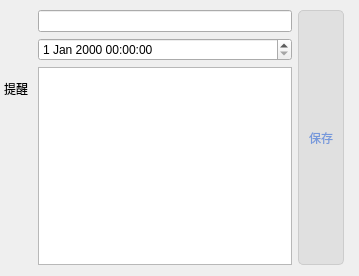
Above: filetag/ui/DTag.ui from 3548848289/SmartDesk before the change. Below: the same form after it.
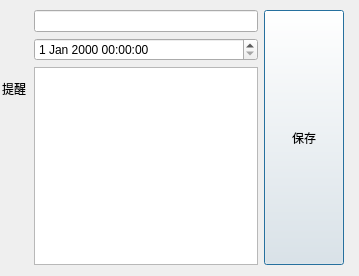
That is the form after the change. Icons and pictures are not drawn.

Diff of the .ui file:
```diff
--- a/filetag/ui/DTag.ui
+++ b/filetag/ui/DTag.ui
@@ -92,13 +92,16 @@
        </sizepolicy>
       </property>
       <property name="styleSheet">
-       <string notr="true">QPushButton {
-    color: #7598db;  /* Darker blue for text color */
-    background-color: #e0e0e0;  /* Background color as gray (optional) */
-    border: 1px solid #ccc;  /* Border color as light gray (optional) */
-    border-radius: 5px;  /* Rounded corners (optional) */
-    padding: 5px 10px;  /* Padding (optional) */
+       <string notr="true"> /*
+
+QPushButton {
+    color: #7598db;  
+    background-color: #e0e0e0;  
+    border: 1px solid #ccc; 
+    border-radius: 5px;
+    padding: 5px 10px;
 }
+*/
 </string>
       </property>
       <property name="text">
```
Left out of the diff: 12 changed lines with no effect on the pictures.
